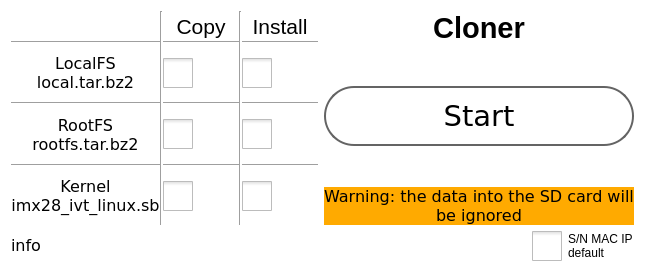
Before: the Qt Designer form cloner.ui in MECTsrl/cloner, drawn with Qt 5.
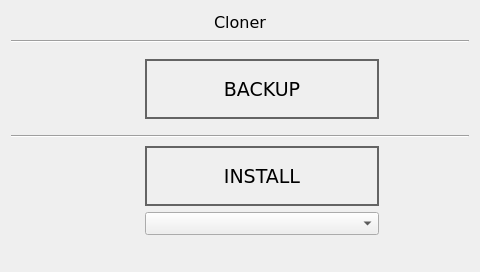
After: the same form once the commit is applied. Icons and pictures are not drawn.

Commit message: review the usability and reduce the capability to localfs clone

Patch:
```diff
--- a/cloner.ui
+++ b/cloner.ui
@@ -6,7 +6,7 @@
    <rect>
     <x>0</x>
     <y>0</y>
-    <width>644</width>
+    <width>480</width>
     <height>272</height>
    </rect>
   </property>
@@ -14,23 +14,12 @@
    <string>cloner</string>
   </property>
   <property name="styleSheet">
-   <string notr="true"> QCheckBox::indicator {
-     width: 30px;
-     height: 30px;
- }
-QCheckBox::indicator:checked {
-     width: 30px;
-     height: 30px;
- }
-QWidget#cloner
+   <string notr="true">QWidget#cloner
 {
-	background-color: transparent;
 }
-
 QPushButton
 {
 border: 2px solid  rgb(100,100,100);
-border-radius: 30px;
 }
 QPushButton:pressed
 {
@@ -42,772 +31,244 @@
   </property>
   <layout class="QVBoxLayout" name="verticalLayout_2">
    <item>
-    <layout class="QHBoxLayout" name="horizontalLayout_7">
+    <widget class="QLabel" name="label">
+     <property name="sizePolicy">
+      <sizepolicy hsizetype="Preferred" vsizetype="Fixed">
+       <horstretch>0</horstretch>
+       <verstretch>0</verstretch>
+      </sizepolicy>
+     </property>
+     <property name="font">
+      <font>
+       <family>DejaVu Sans</family>
+       <pointsize>12</pointsize>
+      </font>
+     </property>
+     <property name="text">
+      <string>Cloner</string>
+     </property>
+     <property name="alignment">
+      <set>Qt::AlignCenter</set>
+     </property>
+    </widget>
+   </item>
+   <item>
+    <widget class="Line" name="line">
+     <property name="font">
+      <font>
+       <family>DejaVu Sans</family>
+      </font>
+     </property>
+     <property name="orientation">
+      <enum>Qt::Horizontal</enum>
+     </property>
+    </widget>
+   </item>
+   <item>
+    <layout class="QHBoxLayout" name="horizontalLayout">
      <item>
-      <layout class="QGridLayout" name="gridLayout">
-       <property name="spacing">
-        <number>0</number>
+      <widget class="QLabel" name="labelUSB">
+       <property name="sizePolicy">
+        <sizepolicy hsizetype="Preferred" vsizetype="Preferred">
+         <horstretch>0</horstretch>
+         <verstretch>0</verstretch>
+        </sizepolicy>
        </property>
-       <item row="4" column="2">
-        <layout class="QHBoxLayout" name="horizontalLayout_4">
-         <property name="spacing">
-          <number>0</number>
-         </property>
-         <item>
-          <widget class="QCheckBox" name="checkBoxBackupRootFS">
-           <property name="sizePolicy">
-            <sizepolicy hsizetype="Fixed" vsizetype="Fixed">
-             <horstretch>0</horstretch>
-             <verstretch>0</verstretch>
-            </sizepolicy>
-           </property>
-           <property name="font">
-            <font>
-             <family>DejaVu Sans</family>
-            </font>
-           </property>
-           <property name="focusPolicy">
-            <enum>Qt::NoFocus</enum>
-           </property>
-           <property name="styleSheet">
-            <string notr="true"/>
-           </property>
-           <property name="text">
-            <string/>
-           </property>
-          </widget>
-         </item>
-         <item>
-          <widget class="QLabel" name="labelCloneRootfsStatus">
-           <property name="sizePolicy">
-            <sizepolicy hsizetype="Fixed" vsizetype="Fixed">
-             <horstretch>0</horstretch>
-             <verstretch>0</verstretch>
-            </sizepolicy>
-           </property>
-           <property name="minimumSize">
-            <size>
-             <width>40</width>
-             <height>40</height>
-            </size>
-           </property>
-           <property name="focusPolicy">
-            <enum>Qt::NoFocus</enum>
-           </property>
-           <property name="text">
-            <string/>
-           </property>
-          </widget>
-         </item>
-        </layout>
-       </item>
-       <item row="4" column="4">
-        <layout class="QHBoxLayout" name="horizontalLayout_3">
-         <property name="spacing">
-          <number>0</number>
-         </property>
-         <item>
-          <widget class="QCheckBox" name="checkBoxRestoreRootFS">
-           <property name="sizePolicy">
-            <sizepolicy hsizetype="Fixed" vsizetype="Fixed">
-             <horstretch>0</horstretch>
-             <verstretch>0</verstretch>
-            </sizepolicy>
-           </property>
-           <property name="font">
-            <font>
-             <family>DejaVu Sans</family>
-            </font>
-           </property>
-           <property name="focusPolicy">
-            <enum>Qt::NoFocus</enum>
-           </property>
-           <property name="styleSheet">
-            <string notr="true"/>
-           </property>
-           <property name="text">
-            <string/>
-           </property>
-          </widget>
-         </item>
-         <item>
-          <widget class="QLabel" name="labelRestoreRootfsStatus">
-           <property name="sizePolicy">
-            <sizepolicy hsizetype="Fixed" vsizetype="Fixed">
-             <horstretch>0</horstretch>
-             <verstretch>0</verstretch>
-            </sizepolicy>
-           </property>
-           <property name="minimumSize">
-            <size>
-             <width>40</width>
-             <height>40</height>
-            </size>
-           </property>
-           <property name="focusPolicy">
-            <enum>Qt::NoFocus</enum>
-           </property>
-           <property name="text">
-            <string/>
-           </property>
-          </widget>
-         </item>
-        </layout>
-       </item>
-       <item row="4" column="0">
-        <widget class="QLabel" name="labelRootFS">
-         <property name="sizePolicy">
-          <sizepolicy hsizetype="Expanding" vsizetype="MinimumExpanding">
-           <horstretch>0</horstretch>
-           <verstretch>0</verstretch>
-          </sizepolicy>
-         </property>
-         <property name="font">
-          <font>
-           <family>DejaVu Sans</family>
-           <pointsize>12</pointsize>
-          </font>
-         </property>
-         <property name="focusPolicy">
-          <enum>Qt::NoFocus</enum>
-         </property>
-         <property name="styleSheet">
-          <string notr="true"/>
-         </property>
-         <property name="text">
-          <string>RootFS
-rootfs.tar.bz2</string>
-         </property>
-         <property name="scaledContents">
-          <bool>true</bool>
-         </property>
-         <property name="alignment">
-          <set>Qt::AlignCenter</set>
-         </property>
-        </widget>
-       </item>
-       <item row="0" column="2">
-        <widget class="QPushButton" name="pushButtonBackup">
-         <property name="minimumSize">
-          <size>
-           <width>0</width>
-           <height>30</height>
-          </size>
-         </property>
-         <property name="maximumSize">
-          <size>
-           <width>16777215</width>
-           <height>30</height>
-          </size>
-         </property>
-         <property name="font">
-          <font>
-           <pointsize>16</pointsize>
-          </font>
-         </property>
-         <property name="focusPolicy">
-          <enum>Qt::NoFocus</enum>
-         </property>
-         <property name="styleSheet">
-          <string notr="true">QPushButton
-{
-	border: 0px solid  rgb(100,100,100);
-}</string>
-         </property>
-         <property name="text">
-          <string>Copy</string>
-         </property>
-         <property name="checkable">
-          <bool>true</bool>
-         </property>
-         <property name="flat">
-          <bool>true</bool>
-         </property>
-        </widget>
-       </item>
-       <item row="0" column="4">
-        <widget class="QPushButton" name="pushButtonRestore">
-         <property name="minimumSize">
-          <size>
-           <width>0</width>
-           <height>30</height>
-          </size>
-         </property>
-         <property name="maximumSize">
-          <size>
-           <width>16777215</width>
-           <height>30</height>
-          </size>
-         </property>
-         <property name="font">
-          <font>
-           <pointsize>16</pointsize>
-          </font>
-         </property>
-         <property name="focusPolicy">
-          <enum>Qt::NoFocus</enum>
-         </property>
-         <property name="styleSheet">
-          <string notr="true">QPushButton
-{
-	border: 0px solid  rgb(100,100,100);
-}</string>
-         </property>
-         <property name="text">
-          <string>Install</string>
-         </property>
-         <property name="checkable">
-          <bool>true</bool>
-         </property>
-        </widget>
-       </item>
-       <item row="6" column="0">
-        <widget class="QLabel" name="labelkernel">
-         <property name="sizePolicy">
-          <sizepolicy hsizetype="Expanding" vsizetype="MinimumExpanding">
-           <horstretch>0</horstretch>
-           <verstretch>0</verstretch>
-          </sizepolicy>
-         </property>
-         <property name="font">
-          <font>
-           <family>DejaVu Sans</family>
-           <pointsize>12</pointsize>
-          </font>
-         </property>
-         <property name="focusPolicy">
-          <enum>Qt::NoFocus</enum>
-         </property>
-         <property name="styleSheet">
-          <string notr="true"/>
-         </property>
-         <property name="text">
-          <string>Kernel
-imx28_ivt_linux.sb</string>
-         </property>
-         <property name="scaledContents">
-          <bool>true</bool>
-         </property>
-         <property name="alignment">
-          <set>Qt::AlignCenter</set>
-         </property>
-        </widget>
-       </item>
-       <item row="2" column="2">
-        <layout class="QHBoxLayout" name="horizontalLayout">
-         <property name="spacing">
-          <number>0</number>
-         </property>
-         <item>
-          <widget class="QCheckBox" name="checkBoxBackupLocalFS">
-           <property name="sizePolicy">
-            <sizepolicy hsizetype="Fixed" vsizetype="Fixed">
-             <horstretch>0</horstretch>
-             <verstretch>0</verstretch>
-            </sizepolicy>
-           </property>
-           <property name="font">
-            <font>
-             <family>DejaVu Sans</family>
-            </font>
-           </property>
-           <property name="focusPolicy">
-            <enum>Qt::NoFocus</enum>
-           </property>
-           <property name="styleSheet">
-            <string notr="true"/>
-           </property>
-           <property name="text">
-            <string/>
-           </property>
-          </widget>
-         </item>
-         <item>
-          <widget class="QLabel" name="labelCloneLocalfsStatus">
-           <property name="sizePolicy">
-            <sizepolicy hsizetype="Fixed" vsizetype="Fixed">
-             <horstretch>0</horstretch>
-             <verstretch>0</verstretch>
-            </sizepolicy>
-           </property>
-           <property name="minimumSize">
-            <size>
-             <width>40</width>
-             <height>40</height>
-            </size>
-           </property>
-           <property name="focusPolicy">
-            <enum>Qt::NoFocus</enum>
-           </property>
-           <property name="text">
-            <string/>
-           </property>
-          </widget>
-         </item>
-        </layout>
-       </item>
-       <item row="6" column="2">
-        <layout class="QHBoxLayout" name="horizontalLayout_5">
-         <property name="spacing">
-          <number>0</number>
-         </property>
-         <item>
-          <widget class="QCheckBox" name="checkBoxBackupKernel">
-           <property name="sizePolicy">
-            <sizepolicy hsizetype="Fixed" vsizetype="Fixed">
-             <horstretch>0</horstretch>
-             <verstretch>0</verstretch>
-            </sizepolicy>
-           </property>
-           <property name="font">
-            <font>
-             <family>DejaVu Sans</family>
-            </font>
-           </property>
-           <property name="focusPolicy">
-            <enum>Qt::NoFocus</enum>
-           </property>
-           <property name="styleSheet">
-            <string notr="true"/>
-           </property>
-           <property name="text">
-            <string/>
-           </property>
-           <property name="iconSize">
-            <size>
-             <width>24</width>
-             <height>16</height>
-            </size>
-           </property>
-          </widget>
-         </item>
-         <item>
-          <widget class="QLabel" name="labelCloneKernelStatus">
-           <property name="sizePolicy">
-            <sizepolicy hsizetype="Fixed" vsizetype="Fixed">
-             <horstretch>0</horstretch>
-             <verstretch>0</verstretch>
-            </sizepolicy>
-           </property>
-           <property name="minimumSize">
-            <size>
-             <width>40</width>
-             <height>40</height>
-            </size>
-           </property>
-           <property name="focusPolicy">
-            <enum>Qt::NoFocus</enum>
-           </property>
-           <property name="text">
-            <string/>
-           </property>
-          </widget>
-         </item>
-        </layout>
-       </item>
-       <item row="2" column="4">
-        <layout class="QHBoxLayout" name="horizontalLayout_2">
-         <property name="spacing">
-          <number>0</number>
-         </property>
-         <item>
-          <widget class="QCheckBox" name="checkBoxRestoreLocalFS">
-           <property name="sizePolicy">
-            <sizepolicy hsizetype="Fixed" vsizetype="Fixed">
-             <horstretch>0</horstretch>
-             <verstretch>0</verstretch>
-            </sizepolicy>
-           </property>
-           <property name="font">
-            <font>
-             <family>DejaVu Sans</family>
-            </font>
-           </property>
-           <property name="focusPolicy">
-            <enum>Qt::NoFocus</enum>
-           </property>
-           <property name="styleSheet">
-            <string notr="true"/>
-           </property>
-           <property name="text">
-            <string/>
-           </property>
-          </widget>
-         </item>
-         <item>
-          <widget class="QLabel" name="labelRestoreLocalfsStatus">
-           <property name="sizePolicy">
-            <sizepolicy hsizetype="Fixed" vsizetype="Fixed">
-             <horstretch>0</horstretch>
-             <verstretch>0</verstretch>
-            </sizepolicy>
-           </property>
-           <property name="minimumSize">
-            <size>
-             <width>40</width>
-             <height>40</height>
-            </size>
-           </property>
-           <property name="focusPolicy">
-            <enum>Qt::NoFocus</enum>
-           </property>
-           <property name="text">
-            <string/>
-           </property>
-          </widget>
-         </item>
-        </layout>
-       </item>
-       <item row="6" column="4">
-        <layout class="QHBoxLayout" name="horizontalLayout_6">
-         <property name="spacing">
-          <number>0</number>
-         </property>
-         <item>
-          <widget class="QCheckBox" name="checkBoxRestoreKernel">
-           <property name="sizePolicy">
-            <sizepolicy hsizetype="Fixed" vsizetype="Fixed">
-             <horstretch>0</horstretch>
-             <verstretch>0</verstretch>
-            </sizepolicy>
-           </property>
-           <property name="font">
-            <font>
-             <family>DejaVu Sans</family>
-            </font>
-           </property>
-           <property name="focusPolicy">
-            <enum>Qt::NoFocus</enum>
-           </property>
-           <property name="styleSheet">
-            <string notr="true"/>
-           </property>
-           <property name="text">
-            <string/>
-           </property>
-          </widget>
-         </item>
-         <item>
-          <widget class="QLabel" name="labelRestoreKernelStatus">
-           <property name="sizePolicy">
-            <sizepolicy hsizetype="Fixed" vsizetype="Fixed">
-             <horstretch>0</horstretch>
-             <verstretch>0</verstretch>
-            </sizepolicy>
-           </property>
-           <property name="minimumSize">
-            <size>
-             <width>40</width>
-             <height>40</height>
-            </size>
-           </property>
-           <property name="focusPolicy">
-            <enum>Qt::NoFocus</enum>
-           </property>
-           <property name="text">
-            <string/>
-           </property>
-          </widget>
-         </item>
-        </layout>
-       </item>
-       <item row="2" column="0">
-        <widget class="QLabel" name="labelLocalFS">
-         <property name="sizePolicy">
-          <sizepolicy hsizetype="Expanding" vsizetype="MinimumExpanding">
-           <horstretch>0</horstretch>
-           <verstretch>0</verstretch>
-          </sizepolicy>
-         </property>
-         <property name="font">
-          <font>
-           <family>DejaVu Sans</family>
-           <pointsize>12</pointsize>
-          </font>
-         </property>
-         <property name="focusPolicy">
-          <enum>Qt::NoFocus</enum>
-         </property>
-         <property name="styleSheet">
-          <string notr="true"/>
-         </property>
-         <property name="text">
-          <string>LocalFS
-local.tar.bz2</string>
-         </property>
-         <property name="scaledContents">
-          <bool>true</bool>
-         </property>
-         <property name="alignment">
-          <set>Qt::AlignCenter</set>
-         </property>
-        </widget>
-       </item>
-       <item row="0" column="3" rowspan="7">
-        <widget class="Line" name="line">
-         <property name="focusPolicy">
-          <enum>Qt::NoFocus</enum>
-         </property>
-         <property name="orientation">
-          <enum>Qt::Vertical</enum>
-         </property>
-        </widget>
-       </item>
-       <item row="0" column="1" rowspan="7">
-        <widget class="Line" name="line_2">
-         <property name="focusPolicy">
-          <enum>Qt::NoFocus</enum>
-         </property>
-         <property name="orientation">
-          <enum>Qt::Vertical</enum>
-         </property>
-        </widget>
-       </item>
-       <item row="3" column="0">
-        <widget class="Line" name="line_3">
-         <property name="focusPolicy">
-          <enum>Qt::NoFocus</enum>
-         </property>
-         <property name="orientation">
-          <enum>Qt::Horizontal</enum>
-         </property>
-        </widget>
-       </item>
-       <item row="3" column="2">
-        <widget class="Line" name="line_4">
-         <property name="focusPolicy">
-          <enum>Qt::NoFocus</enum>
-         </property>
-         <property name="orientation">
-          <enum>Qt::Horizontal</enum>
-         </property>
-        </widget>
-       </item>
-       <item row="3" column="4">
-        <widget class="Line" name="line_5">
-         <property name="focusPolicy">
-          <enum>Qt::NoFocus</enum>
-         </property>
-         <property name="orientation">
-          <enum>Qt::Horizontal</enum>
-         </property>
-        </widget>
-       </item>
-       <item row="5" column="0">
-        <widget class="Line" name="line_6">
-         <property name="focusPolicy">
-          <enum>Qt::NoFocus</enum>
-         </property>
-         <property name="orientation">
-          <enum>Qt::Horizontal</enum>
-         </property>
-        </widget>
-       </item>
-       <item row="5" column="2">
-        <widget class="Line" name="line_7">
-         <property name="focusPolicy">
-          <enum>Qt::NoFocus</enum>
-         </property>
-         <property name="orientation">
-          <enum>Qt::Horizontal</enum>
-         </property>
-        </widget>
-       </item>
-       <item row="5" column="4">
-        <widget class="Line" name="line_8">
-         <property name="focusPolicy">
-          <enum>Qt::NoFocus</enum>
-         </property>
-         <property name="orientation">
-          <enum>Qt::Horizontal</enum>
-         </property>
-        </widget>
-       </item>
-       <item row="1" column="2">
-        <widget class="Line" name="line_9">
-         <property name="focusPolicy">
-          <enum>Qt::NoFocus</enum>
-         </property>
-         <property name="orientation">
-          <enum>Qt::Horizontal</enum>
-         </property>
-        </widget>
-       </item>
-       <item row="1" column="4">
-        <widget class="Line" name="line_10">
-         <property name="focusPolicy">
-          <enum>Qt::NoFocus</enum>
-         </property>
-         <property name="orientation">
-          <enum>Qt::Horizontal</enum>
-         </property>
-        </widget>
-       </item>
-       <item row="0" column="0">
-        <widget class="QLabel" name="label_2">
-         <property name="focusPolicy">
-          <enum>Qt::NoFocus</enum>
-         </property>
-         <property name="text">
-          <string/>
-         </property>
-        </widget>
-       </item>
-       <item row="1" column="0">
-        <widget class="Line" name="line_11">
-         <property name="focusPolicy">
-          <enum>Qt::NoFocus</enum>
-         </property>
-         <property name="orientation">
-          <enum>Qt::Horizontal</enum>
-         </property>
-        </widget>
-       </item>
-      </layout>
+       <property name="minimumSize">
+        <size>
+         <width>128</width>
+         <height>64</height>
+        </size>
+       </property>
+       <property name="maximumSize">
+        <size>
+         <width>128</width>
+         <height>64</height>
+        </size>
+       </property>
+       <property name="font">
+        <font>
+         <family>DejaVu Sans</family>
+         <pointsize>14</pointsize>
+        </font>
+       </property>
+       <property name="styleSheet">
+        <string notr="true">border-image: url(:/icons/img/usb.png);</string>
+       </property>
+       <property name="text">
+        <string/>
+       </property>
+       <property name="alignment">
+        <set>Qt::AlignCenter</set>
+       </property>
+      </widget>
+     </item>
+     <item>
+      <widget class="QPushButton" name="pushButtonBackup">
+       <property name="minimumSize">
+        <size>
+         <width>0</width>
+         <height>60</height>
+        </size>
+       </property>
+       <property name="font">
+        <font>
+         <family>DejaVu Sans</family>
+         <pointsize>14</pointsize>
+        </font>
+       </property>
+       <property name="styleSheet">
+        <string notr="true">border-image: url(:/icons/img/Back.png);</string>
+       </property>
+       <property name="text">
+        <string>BACKUP</string>
+       </property>
+      </widget>
+     </item>
+     <item>
+      <widget class="QLabel" name="labelTPAC">
+       <property name="sizePolicy">
+        <sizepolicy hsizetype="Preferred" vsizetype="Preferred">
+         <horstretch>0</horstretch>
+         <verstretch>0</verstretch>
+        </sizepolicy>
+       </property>
+       <property name="minimumSize">
+        <size>
+         <width>84</width>
+         <height>76</height>
+        </size>
+       </property>
+       <property name="maximumSize">
+        <size>
+         <width>84</width>
+         <height>76</height>
+        </size>
+       </property>
+       <property name="font">
+        <font>
+         <family>DejaVu Sans</family>
+         <pointsize>14</pointsize>
+        </font>
+       </property>
+       <property name="styleSheet">
+        <string notr="true">border-image: url(:/icons/img/logo.png);</string>
+       </property>
+       <property name="text">
+        <string/>
+       </property>
+       <property name="alignment">
+        <set>Qt::AlignCenter</set>
+       </property>
+      </widget>
+     </item>
+    </layout>
+   </item>
+   <item>
+    <widget class="Line" name="line_2">
+     <property name="orientation">
+      <enum>Qt::Horizontal</enum>
+     </property>
+    </widget>
+   </item>
+   <item>
+    <layout class="QHBoxLayout" name="horizontalLayout_2">
+     <item>
+      <widget class="QLabel" name="labelUSB_2">
+       <property name="sizePolicy">
+        <sizepolicy hsizetype="Preferred" vsizetype="Preferred">
+         <horstretch>0</horstretch>
+         <verstretch>0</verstretch>
+        </sizepolicy>
+       </property>
+       <property name="minimumSize">
+        <size>
+         <width>128</width>
+         <height>64</height>
+        </size>
+       </property>
+       <property name="maximumSize">
+        <size>
+         <width>128</width>
+         <height>64</height>
+        </size>
+       </property>
+       <property name="font">
+        <font>
+         <family>DejaVu Sans</family>
+         <pointsize>14</pointsize>
+        </font>
+       </property>
+       <property name="styleSheet">
+        <string notr="true">border-image: url(:/icons/img/usb.png);</string>
+       </property>
+       <property name="text">
+        <string/>
+       </property>
+       <property name="alignment">
+        <set>Qt::AlignCenter</set>
+       </property>
+      </widget>
      </item>
      <item>
       <layout class="QVBoxLayout" name="verticalLayout">
        <item>
-        <widget class="QLabel" name="label">
-         <property name="sizePolicy">
-          <sizepolicy hsizetype="MinimumExpanding" vsizetype="MinimumExpanding">
-           <horstretch>0</horstretch>
-           <verstretch>0</verstretch>
-          </sizepolicy>
-         </property>
+        <widget class="QPushButton" name="pushButtonInstall">
          <property name="minimumSize">
           <size>
-           <width>60</width>
-           <height>0</height>
-          </size>
-         </property>
-         <property name="font">
-          <font>
-           <pointsize>22</pointsize>
-           <weight>75</weight>
-           <bold>true</bold>
-          </font>
-         </property>
-         <property name="focusPolicy">
-          <enum>Qt::NoFocus</enum>
-         </property>
-         <property name="styleSheet">
-          <string notr="true"/>
-         </property>
-         <property name="text">
-          <string>Cloner</string>
-         </property>
-         <property name="scaledContents">
-          <bool>true</bool>
-         </property>
-         <property name="alignment">
-          <set>Qt::AlignCenter</set>
-         </property>
-        </widget>
-       </item>
-       <item>
-        <spacer name="verticalSpacer_2">
-         <property name="focusPolicy">
-          <enum>Qt::NoFocus</enum>
-         </property>
-         <property name="orientation">
-          <enum>Qt::Vertical</enum>
-         </property>
-         <property name="sizeHint" stdset="0">
-          <size>
-           <width>20</width>
-           <height>40</height>
-          </size>
-         </property>
-        </spacer>
-       </item>
-       <item>
-        <widget class="QPushButton" name="pushButtonStart">
-         <property name="minimumSize">
-          <size>
-           <width>60</width>
+           <width>0</width>
            <height>60</height>
           </size>
          </property>
          <property name="font">
           <font>
            <family>DejaVu Sans</family>
-           <pointsize>22</pointsize>
+           <pointsize>14</pointsize>
           </font>
          </property>
-         <property name="focusPolicy">
-          <enum>Qt::NoFocus</enum>
+         <property name="styleSheet">
+          <string notr="true">border-image: url(:/icons/img/Forward.png);</string>
          </property>
          <property name="text">
-          <string>Start</string>
+          <string>INSTALL</string>
          </property>
         </widget>
        </item>
        <item>
-        <spacer name="verticalSpacer">
-         <property name="focusPolicy">
-          <enum>Qt::NoFocus</enum>
-         </property>
-         <property name="orientation">
-          <enum>Qt::Vertical</enum>
-         </property>
-         <property name="sizeHint" stdset="0">
-          <size>
-           <width>20</width>
-           <height>40</height>
-          </size>
-         </property>
-        </spacer>
-       </item>
-       <item>
-        <widget class="QLabel" name="labelSdcard">
-         <property name="sizePolicy">
-          <sizepolicy hsizetype="MinimumExpanding" vsizetype="Minimum">
-           <horstretch>0</horstretch>
-           <verstretch>0</verstretch>
-          </sizepolicy>
-         </property>
+        <widget class="QComboBox" name="comboBoxImages">
          <property name="font">
           <font>
            <family>DejaVu Sans</family>
-           <pointsize>12</pointsize>
           </font>
          </property>
-         <property name="focusPolicy">
-          <enum>Qt::NoFocus</enum>
-         </property>
-         <property name="styleSheet">
-          <string notr="true">background-color: rgb(255, 170, 0);</string>
-         </property>
-         <property name="text">
-          <string>Warning: the data into the SD card will be ignored</string>
-         </property>
-         <property name="alignment">
-          <set>Qt::AlignCenter</set>
-         </property>
-         <property name="wordWrap">
-          <bool>true</bool>
-         </property>
         </widget>
        </item>
       </layout>
      </item>
-    </layout>
-   </item>
-   <item>
-    <layout class="QHBoxLayout" name="horizontalLayout_8">
      <item>
-      <widget class="QLabel" name="labelinfo">
+      <widget class="QLabel" name="labelTPAC_2">
        <property name="sizePolicy">
-        <sizepolicy hsizetype="Expanding" vsizetype="Fixed">
+        <sizepolicy hsizetype="Preferred" vsizetype="Preferred">
          <horstretch>0</horstretch>
          <verstretch>0</verstretch>
         </sizepolicy>
        </property>
+       <property name="minimumSize">
+        <size>
+         <width>84</width>
+         <height>76</height>
+        </size>
+       </property>
+       <property name="maximumSize">
+        <size>
+         <width>84</width>
+         <height>76</height>
+        </size>
+       </property>
        <property name="font">
         <font>
          <family>DejaVu Sans</family>
-         <pointsize>12</pointsize>
+         <pointsize>14</pointsize>
         </font>
        </property>
        <property name="focusPolicy">
@@ -817,32 +278,28 @@
         <string notr="true"/>
        </property>
        <property name="text">
-        <string>info</string>
+        <string/>
        </property>
        <property name="alignment">
-        <set>Qt::AlignLeading|Qt::AlignLeft|Qt::AlignVCenter</set>
-       </property>
-      </widget>
-     </item>
-     <item>
-      <widget class="QCheckBox" name="checkBoxResetSnNet">
-       <property name="sizePolicy">
-        <sizepolicy hsizetype="Fixed" vsizetype="Fixed">
-         <horstretch>0</horstretch>
-         <verstretch>0</verstretch>
-        </sizepolicy>
-       </property>
-       <property name="focusPolicy">
-        <enum>Qt::NoFocus</enum>
-       </property>
-       <property name="text">
-        <string>S/N MAC IP
-default</string>
+        <set>Qt::AlignCenter</set>
        </property>
       </widget>
      </item>
     </layout>
    </item>
+   <item>
+    <widget class="QLabel" name="labelStatus">
+     <property name="sizePolicy">
+      <sizepolicy hsizetype="Preferred" vsizetype="Fixed">
+       <horstretch>0</horstretch>
+       <verstretch>0</verstretch>
+      </sizepolicy>
+     </property>
+     <property name="text">
+      <string/>
+     </property>
+    </widget>
+   </item>
   </layout>
  </widget>
  <layoutdefault spacing="6" margin="11"/>
```
Left out of the diff: 6 changed lines with no effect on the pictures. The commit also changes 14 other files.
